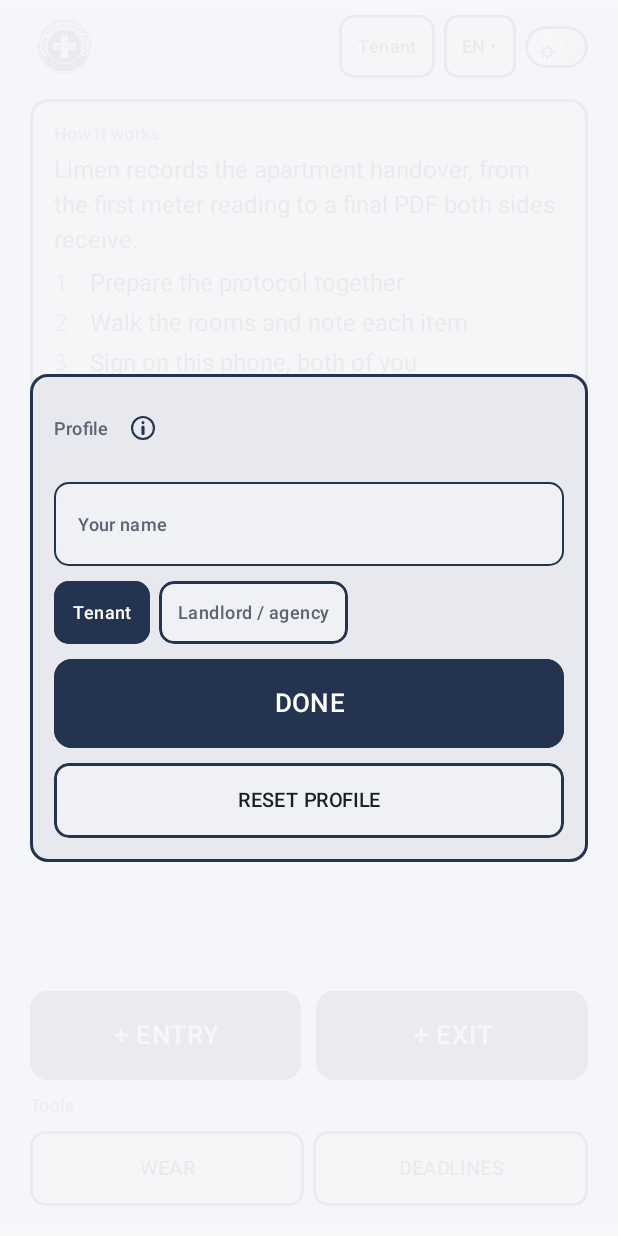
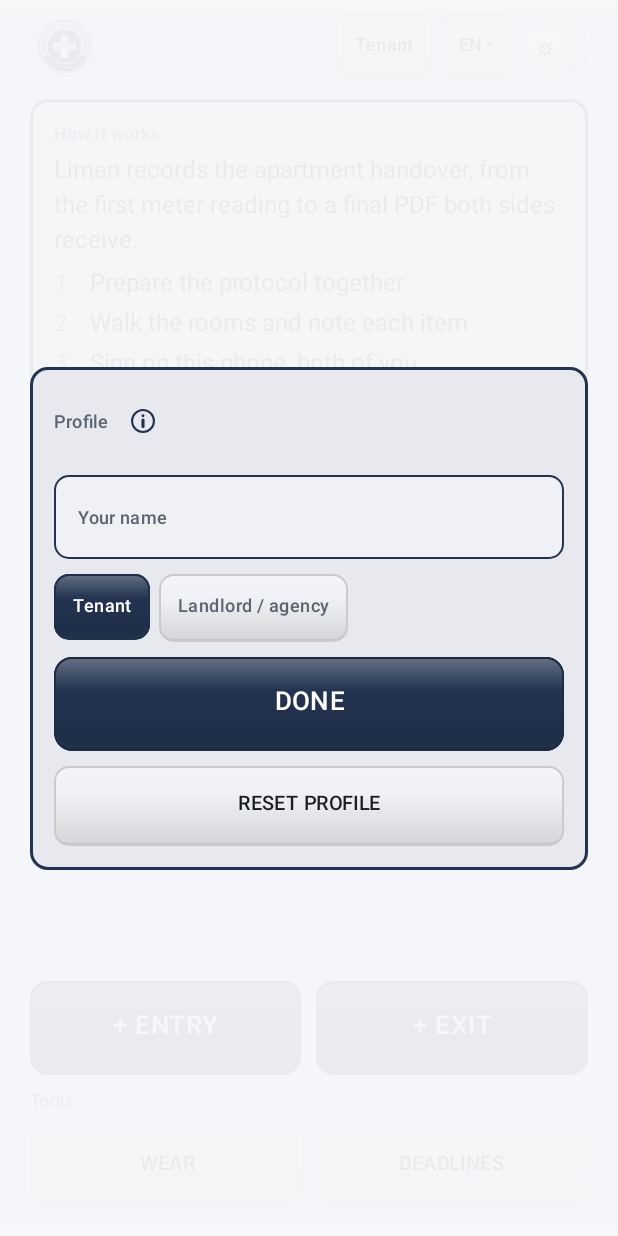
Before and after one commit to alp78/limen, an Android app built with Jetpack Compose: the screen it shows after launch (MainActivity), after a tap on "Tenant", on a phone screen of 412 x 824 dp. Run offline under Robolectric (Android 15) with nearby library versions, the phone set to English and light mode, and no system bars; pictures from the network do not load; 3 other taps on this screen came first.

Commit message:
Remove blue neutral button stroke

```diff
--- a/app/src/main/java/dev/verso/limen/ui/Components.kt
+++ b/app/src/main/java/dev/verso/limen/ui/Components.kt
@@ -1,10 +1,8 @@
 package dev.verso.limen.ui
 
 import androidx.compose.animation.core.Animatable
+import androidx.compose.animation.core.animateDpAsState
 import androidx.compose.animation.core.LinearOutSlowInEasing
-import androidx.compose.animation.core.Spring
-import androidx.compose.animation.core.animateFloatAsState
-import androidx.compose.animation.core.spring
 import androidx.compose.animation.core.tween
 import androidx.compose.foundation.Canvas
 import androidx.compose.foundation.background
@@ -19,6 +17,7 @@ import androidx.compose.foundation.layout.FlowRow
 import androidx.compose.foundation.layout.Row
 import androidx.compose.foundation.layout.Spacer
 import androidx.compose.foundation.layout.fillMaxWidth
+import androidx.compose.foundation.layout.defaultMinSize
 import androidx.compose.foundation.layout.height
 import androidx.compose.foundation.layout.padding
 import androidx.compose.foundation.layout.size
@@ -26,6 +25,7 @@ import androidx.compose.foundation.layout.width
 import androidx.compose.foundation.shape.CircleShape
 import androidx.compose.foundation.shape.RoundedCornerShape
 import androidx.compose.material3.ExperimentalMaterial3Api
+import androidx.compose.material3.Icon
 import androidx.compose.material3.MaterialTheme
 import androidx.compose.material3.PlainTooltip
 import androidx.compose.material3.Text
@@ -43,10 +43,17 @@ import androidx.compose.ui.Alignment
 import androidx.compose.ui.Modifier
 import androidx.compose.ui.draw.clip
 import androidx.compose.ui.draw.drawBehind
+import androidx.compose.ui.geometry.CornerRadius
 import androidx.compose.ui.geometry.Offset
+import androidx.compose.ui.geometry.Size
+import androidx.compose.ui.graphics.Brush
+import androidx.compose.ui.graphics.Color
+import androidx.compose.ui.graphics.compositeOver
+import androidx.compose.ui.graphics.vector.ImageVector
 import androidx.compose.ui.graphics.StrokeCap
 import androidx.compose.ui.graphics.drawscope.Stroke
-import androidx.compose.ui.graphics.graphicsLayer
+import androidx.compose.ui.graphics.drawscope.withTransform
+import androidx.compose.ui.layout.Layout
 import androidx.compose.ui.semantics.contentDescription
 import androidx.compose.ui.semantics.semantics
 import androidx.compose.ui.text.font.FontFamily
@@ -56,6 +63,21 @@ import androidx.compose.ui.unit.dp
 import androidx.compose.ui.unit.sp
 import dev.verso.limen.theme.Limen
 import kotlinx.coroutines.launch
+import kotlin.math.roundToInt
+import androidx.compose.material.icons.Icons
+import androidx.compose.material.icons.outlined.Add
+import androidx.compose.material.icons.outlined.Check
+import androidx.compose.material.icons.outlined.Close
+import androidx.compose.material.icons.outlined.Delete
+import androidx.compose.material.icons.outlined.Edit
+import androidx.compose.material.icons.outlined.PhotoCamera
+import androidx.compose.material.icons.outlined.PhotoLibrary
+import androidx.compose.material.icons.outlined.Refresh
+import androidx.compose.material.icons.outlined.Remove
+import androidx.compose.material.icons.outlined.Share
+import androidx.compose.material.icons.automirrored.outlined.ArrowBack
+import androidx.compose.material.icons.automirrored.outlined.ArrowForward
+import androidx.compose.material.icons.automirrored.outlined.OpenInNew
 
 /**
  * What an info mark explains: a lead sentence, then bullets, never a wall of text. The
@@ -176,14 +198,23 @@ fun Revealed(key: Any?, modifier: Modifier = Modifier, content: @Composable () -
   }
 }
 
-/** A raised panel with its stamped label, the container every control row sits in. */
+/** A raised panel with its stamped label; findings can use the warning treatment. */
 @Composable
-fun Panel(label: String, info: Tip? = null, content: @Composable () -> Unit) {
+fun Panel(
+  label: String,
+  info: Tip? = null,
+  warning: Boolean = false,
+  content: @Composable () -> Unit,
+) {
   Column(
     Modifier
       .fillMaxWidth()
-      .background(Limen.colors.plateRaised, RoundedCornerShape(12.dp))
-      .border(1.5.dp, Limen.colors.actionOutline, RoundedCornerShape(12.dp))
+      .background(if (warning) Limen.colors.warning else Limen.colors.plateRaised, RoundedCornerShape(12.dp))
+      .border(
+        1.5.dp,
+        if (warning) Limen.colors.warningOutline else Limen.colors.actionOutline,
+        RoundedCornerShape(12.dp),
+      )
       .padding(16.dp)
   ) {
     Row(verticalAlignment = Alignment.CenterVertically) {
@@ -198,52 +229,172 @@ fun Panel(label: String, info: Tip? = null, content: @Composable () -> Unit) {
   }
 }
 
-/** The shared outlined control surface used by every actionable element. */
+/**
+ * The shared action surface. The visual depth is deliberately part of the control itself:
+ * a lighter top, the palette colour through its face, and a darker lower edge. On touch the
+ * face travels down into that edge, making the pressed state legible without changing Limen's
+ * approved palette.
+ */
 @Composable
 fun KeySurface(
   modifier: Modifier = Modifier,
   active: Boolean = false,
   enabled: Boolean = true,
   shape: RoundedCornerShape = RoundedCornerShape(12.dp),
+  fillColor: Color? = null,
+  outlineColor: Color? = null,
   tick: Tick = Tick.Key,
   onPress: () -> Unit,
   content: @Composable () -> Unit,
 ) {
   val play = rememberTick()
-  val interaction = remember { MutableInteractionSource() }
-  val pressed by interaction.collectIsPressedAsState()
-  val scale by animateFloatAsState(
-    targetValue = if (pressed && enabled) 0.98f else 1f,
-    animationSpec = spring(dampingRatio = Spring.DampingRatioNoBouncy, stiffness = Spring.StiffnessHigh),
-    label = "keyScale",
-  )
   val fill = when {
     !enabled && !active -> Limen.colors.disabled
+    fillColor != null -> fillColor
     active -> Limen.colors.action
     else -> Limen.colors.input
   }
   val outline = when {
     !enabled && !active -> Limen.colors.plateEdge
+    outlineColor != null -> outlineColor
     active -> Limen.colors.action
     else -> Limen.colors.actionOutline
   }
-  Box(
-    modifier
-      .graphicsLayer {
-        scaleX = scale
-        scaleY = scale
-        alpha = if (enabled || active) 1f else 0.45f
+  val interactionSource = remember { MutableInteractionSource() }
+  val pressed by interactionSource.collectIsPressedAsState()
+  val depth = if (enabled) 3.dp else 2.dp
+  val faceOffset by animateDpAsState(
+    targetValue = if (pressed && enabled) depth else 0.dp,
+    animationSpec = tween(durationMillis = 90),
+    label = "keyFaceOffset",
+  )
+  val topLight = fill.lifted(if (Limen.colors.isDark) 0.18f else 0.30f)
+  val lowerTone = fill.shaded(if (Limen.colors.isDark) 0.18f else 0.12f)
+  val edge = fill.shaded(if (enabled) 0.16f else 0.08f)
+  val faceOutline = if (
+    !Limen.colors.isDark && !active && fillColor == null && outlineColor == null
+  ) {
+    Limen.colors.plateEdge
+  } else {
+    outline
+  }
+  val face = remember(topLight, fill, lowerTone) {
+    Brush.verticalGradient(
+      0.0f to topLight,
+      0.36f to fill,
+      1.0f to lowerTone,
+    )
+  }
+
+  Layout(
+    content = content,
+    modifier = modifier
+      .defaultMinSize(minWidth = 44.dp, minHeight = 40.dp)
+      .clip(shape)
+      .background(edge, shape)
+      .drawBehind {
+        val faceHeight = size.height - depth.toPx()
+        val faceOffsetPx = faceOffset.toPx()
+        if (faceHeight <= 0f) return@drawBehind
+        val faceSize = Size(size.width, faceHeight)
+        val radius = shape.topStart.toPx(faceSize, this).coerceAtMost(faceHeight / 2f)
+        val corner = CornerRadius(radius, radius)
+        withTransform({ translate(top = faceOffsetPx) }) {
+          drawRoundRect(brush = face, size = faceSize, cornerRadius = corner)
+          drawRoundRect(
+            color = faceOutline,
+            size = faceSize,
+            cornerRadius = corner,
+            style = Stroke(width = 1.dp.toPx()),
+          )
+        }
       }
-      .clip(shape)
-      .background(fill)
-      .border(1.5.dp, outline, shape)
-      .clickable(enabled = enabled, interactionSource = interaction, indication = null) {
+      .border(1.dp, edge, shape)
+      .clickable(
+        interactionSource = interactionSource,
+        indication = null,
+        enabled = enabled,
+      ) {
         play(tick)
         onPress()
       },
-    contentAlignment = Alignment.Center,
+  ) { measurables, constraints ->
+    val contentConstraints = constraints.copy(minWidth = 0, minHeight = 0)
+    val placeables = measurables.map { it.measure(contentConstraints) }
+    val contentWidth = placeables.maxOfOrNull { it.width } ?: 0
+    val contentHeight = placeables.maxOfOrNull { it.height } ?: 0
+    val width = contentWidth.coerceIn(constraints.minWidth, constraints.maxWidth)
+    val depthPx = depth.roundToPx()
+    val height = (contentHeight + depthPx).coerceIn(constraints.minHeight, constraints.maxHeight)
+    val faceHeight = (height - depthPx).coerceAtLeast(0)
+    val faceOffsetPx = faceOffset.roundToPx()
+    layout(width, height) {
+      placeables.forEach { placeable ->
+        placeable.placeRelative(
+          x = (width - placeable.width) / 2,
+          y = faceOffsetPx + (faceHeight - placeable.height) / 2,
+        )
+      }
+    }
+  }
+}
+
+private fun Color.lifted(amount: Float): Color = Color.White.copy(alpha = amount).compositeOver(this)
+
+private fun Color.shaded(amount: Float): Color = Color.Black.copy(alpha = amount).compositeOver(this)
+
+/** Universal controls use the familiar Material icon instead of repeating a text label. */
+enum class ButtonGlyph {
+  Add, Remove, Delete, Edit, Camera, Gallery, Back, Next, Confirm, Cancel, Clear, Share, Open,
+}
+
+fun ButtonGlyph.vector(): ImageVector = when (this) {
+  ButtonGlyph.Add -> Icons.Outlined.Add
+  ButtonGlyph.Remove -> Icons.Outlined.Remove
+  ButtonGlyph.Delete -> Icons.Outlined.Delete
+  ButtonGlyph.Edit -> Icons.Outlined.Edit
+  ButtonGlyph.Camera -> Icons.Outlined.PhotoCamera
+  ButtonGlyph.Gallery -> Icons.Outlined.PhotoLibrary
+  ButtonGlyph.Back -> Icons.AutoMirrored.Outlined.ArrowBack
+  ButtonGlyph.Next -> Icons.AutoMirrored.Outlined.ArrowForward
+  ButtonGlyph.Confirm -> Icons.Outlined.Check
+  ButtonGlyph.Cancel -> Icons.Outlined.Close
+  ButtonGlyph.Clear -> Icons.Outlined.Refresh
+  ButtonGlyph.Share -> Icons.Outlined.Share
+  ButtonGlyph.Open -> Icons.AutoMirrored.Outlined.OpenInNew
+}
+
+@Composable
+fun IconKey(
+  glyph: ButtonGlyph,
+  contentDescription: String,
+  modifier: Modifier = Modifier,
+  enabled: Boolean = true,
+  destructive: Boolean = false,
+  fillColor: Color? = null,
+  outlineColor: Color? = null,
+  tint: Color? = null,
+  tick: Tick = Tick.Key,
+  onPress: () -> Unit,
+) {
+  val resolvedFill = if (destructive) Limen.colors.danger else fillColor
+  val resolvedOutline = if (destructive) Limen.colors.dangerOutline else outlineColor
+  val resolvedTint = if (destructive) Limen.colors.dangerOutline else tint
+  KeySurface(
+    modifier = Modifier.defaultMinSize(minWidth = 44.dp, minHeight = 44.dp).then(modifier),
+    enabled = enabled,
+    shape = RoundedCornerShape(12.dp),
+    fillColor = resolvedFill,
+    outlineColor = resolvedOutline,
+    tick = tick,
+    onPress = onPress,
   ) {
-    content()
+    Icon(
+      imageVector = glyph.vector(),
+      contentDescription = contentDescription,
+      modifier = Modifier.size(20.dp),
+      tint = if (enabled) resolvedTint ?: Limen.colors.ink else Limen.colors.disabledInk,
+    )
   }
 }
 
@@ -273,7 +424,11 @@ fun BigKey(
       letterSpacing = 0.8.sp,
       textAlign = TextAlign.Center,
       maxLines = 1,
-      color = if (active) Limen.colors.onInk else Limen.colors.ink,
+      color = when {
+        active -> Limen.colors.onInk
+        !enabled -> Limen.colors.disabledInk
+        else -> Limen.colors.ink
+      },
       modifier = Modifier.padding(horizontal = 20.dp, vertical = 18.dp),
     )
   }
@@ -312,13 +467,19 @@ fun Chip(
   dim: Boolean = true,
   tick: Tick = Tick.Key,
   enabled: Boolean = true,
+  destructive: Boolean = false,
   onPress: () -> Unit,
 ) {
+  val destructiveFill = if (destructive) {
+    if (active) Limen.colors.dangerOutline else Limen.colors.danger
+  } else null
   KeySurface(
     modifier,
-    active = active,
+    active = active && !destructive,
     enabled = enabled,
     shape = RoundedCornerShape(10.dp),
+    fillColor = destructiveFill,
+    outlineColor = if (destructive) Limen.colors.dangerOutline else null,
     tick = tick,
     onPress = onPress,
   ) {
@@ -331,6 +492,8 @@ fun Chip(
       textAlign = TextAlign.Center,
       maxLines = 1,
       color = when {
+        destructive && active -> Limen.colors.onInk
+        destructive -> Limen.colors.dangerOutline
         active -> Limen.colors.onInk
         !enabled -> Limen.colors.disabledInk
         dim -> Limen.colors.inkDim
@@ -474,20 +637,12 @@ fun Field(
 @Composable
 fun Stepper(count: Int, onChange: (Int) -> Unit) {
   Row(verticalAlignment = Alignment.CenterVertically) {
-    KeySurface(
+    IconKey(
+      glyph = ButtonGlyph.Remove,
+      contentDescription = "Decrease",
       enabled = count > 0,
-      shape = RoundedCornerShape(9.dp),
       onPress = { if (count > 0) onChange(count - 1) },
-    ) {
-      Text(
-        "−",
-        fontFamily = FontFamily.SansSerif,
-        fontWeight = FontWeight.SemiBold,
-        fontSize = 17.sp,
-        color = Limen.colors.ink,
-        modifier = Modifier.padding(horizontal = 15.dp, vertical = 6.dp),
-      )
-    }
+    )
     Text(
       count.toString(),
       fontFamily = FontFamily.Monospace,
@@ -495,16 +650,7 @@ fun Stepper(count: Int, onChange: (Int) -> Unit) {
       color = Limen.colors.ink,
       modifier = Modifier.padding(horizontal = 14.dp),
     )
-    KeySurface(shape = RoundedCornerShape(9.dp), onPress = { onChange(count + 1) }) {
-      Text(
-        "+",
-        fontFamily = FontFamily.SansSerif,
-        fontWeight = FontWeight.SemiBold,
-        fontSize = 17.sp,
-        color = Limen.colors.ink,
-        modifier = Modifier.padding(horizontal = 14.dp, vertical = 6.dp),
-      )
-    }
+    IconKey(ButtonGlyph.Add, "Increase") { onChange(count + 1) }
   }
 }
 
```
